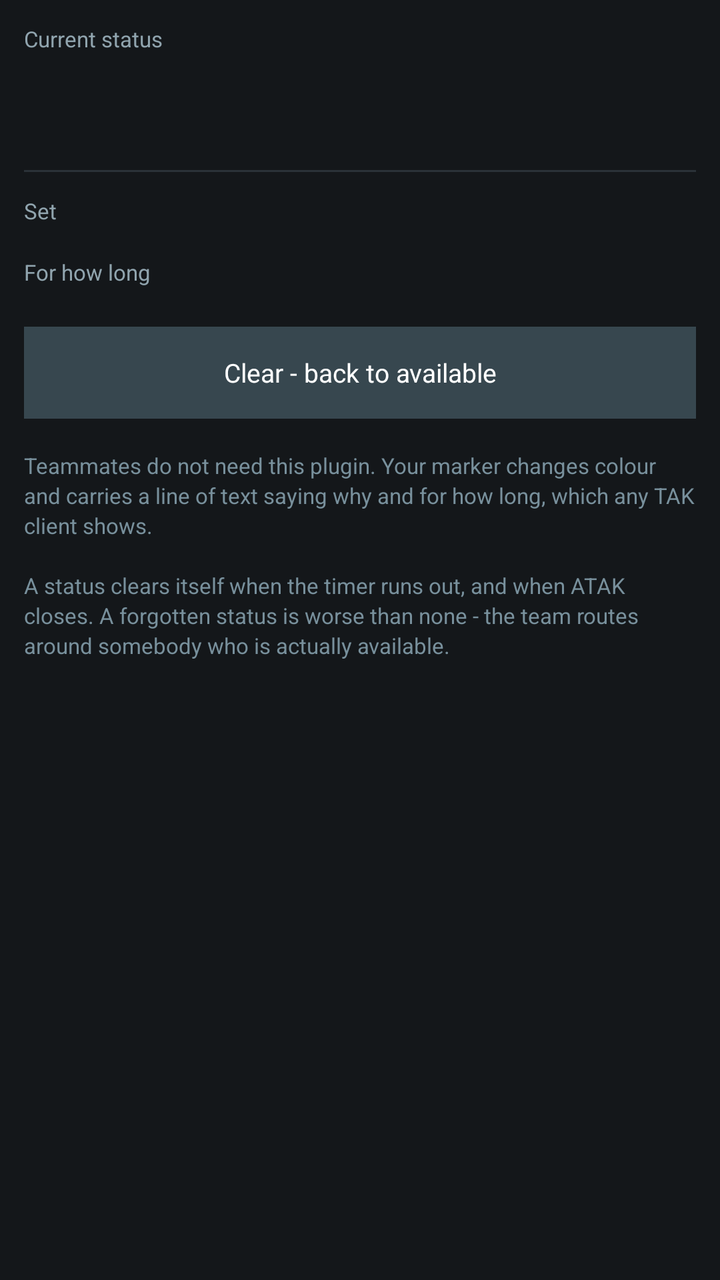
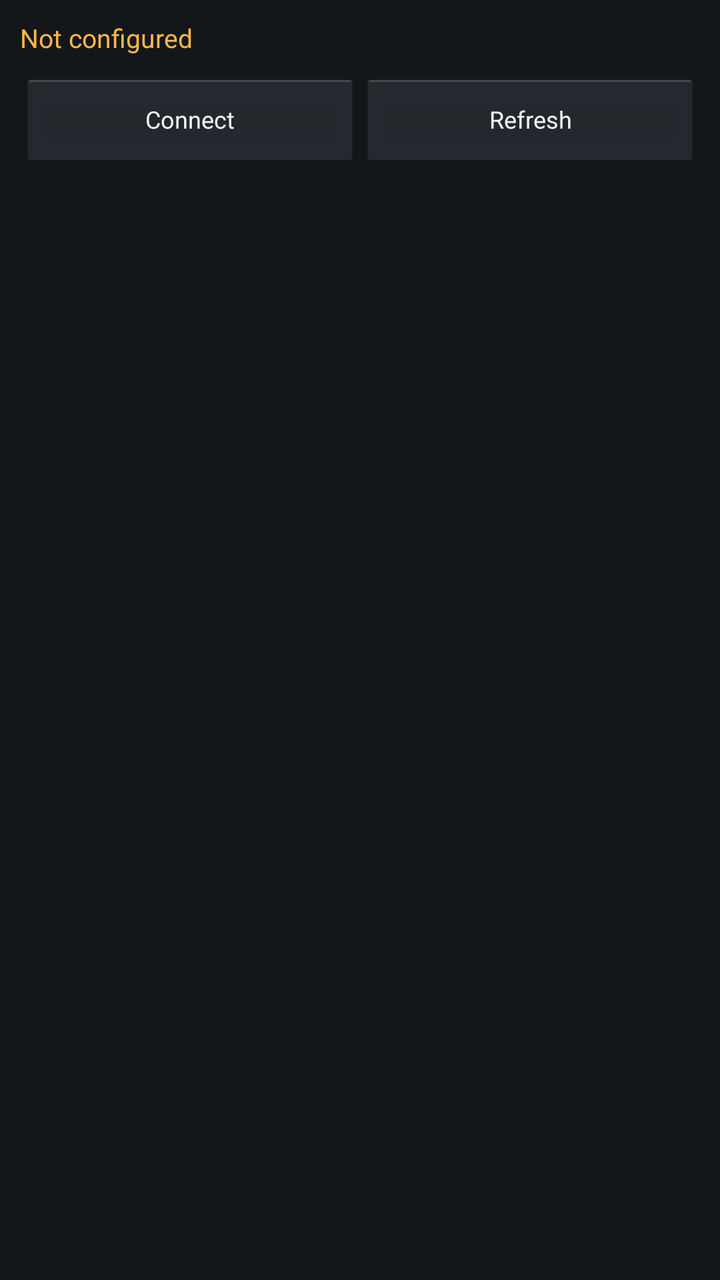

Screens rendered from an Android XML layout before and after an edit, with the pre-edit source and the edit as a unified diff.
<!-- AndroidManifest.xml: application theme AppTheme -->
<!-- res/layout/main_layout.xml -->
<?xml version="1.0" encoding="utf-8"?>
<LinearLayout xmlns:android="http://schemas.android.com/apk/res/android"
    android:layout_width="match_parent"
    android:layout_height="match_parent"
    android:orientation="vertical"
    android:background="#FF14171A"
    android:padding="12dp">

    <TextView
        android:layout_width="match_parent"
        android:layout_height="wrap_content"
        android:text="Current status"
        android:textColor="#FF90A4AE"
        android:textSize="11sp" />

    <TextView
        android:id="@+id/sb_current"
        android:layout_width="match_parent"
        android:layout_height="wrap_content"
        android:paddingTop="2dp"
        android:textSize="19sp"
        android:textColor="#FFFFFFFF" />

    <TextView
        android:id="@+id/sb_hint"
        android:layout_width="match_parent"
        android:layout_height="wrap_content"
        android:paddingTop="4dp"
        android:textSize="11sp"
        android:textColor="#FF78909C" />

    <View
        android:layout_width="match_parent"
        android:layout_height="1dp"
        android:layout_marginTop="12dp"
        android:layout_marginBottom="12dp"
        android:background="#FF2B3238" />

    <TextView
        android:layout_width="match_parent"
        android:layout_height="wrap_content"
        android:text="Set"
        android:textColor="#FF90A4AE"
        android:textSize="11sp" />

    <LinearLayout
        android:id="@+id/sb_states"
        android:layout_width="match_parent"
        android:layout_height="wrap_content"
        android:layout_marginTop="4dp"
        android:orientation="horizontal" />

    <TextView
        android:layout_width="match_parent"
        android:layout_height="wrap_content"
        android:layout_marginTop="12dp"
        android:text="For how long"
        android:textColor="#FF90A4AE"
        android:textSize="11sp" />

    <LinearLayout
        android:id="@+id/sb_durations"
        android:layout_width="match_parent"
        android:layout_height="wrap_content"
        android:layout_marginTop="4dp"
        android:orientation="horizontal" />

    <Button
        android:id="@+id/sb_clear"
        android:layout_width="match_parent"
        android:layout_height="46dp"
        android:layout_marginTop="16dp"
        android:background="#FF37474F"
        android:text="Clear - back to available"
        android:textSize="13sp"
        android:textColor="#FFFFFFFF" />

    <TextView
        android:layout_width="match_parent"
        android:layout_height="wrap_content"
        android:layout_marginTop="16dp"
        android:textSize="11sp"
        android:textColor="#FF78909C"
        android:lineSpacingMultiplier="1.15"
        android:text="Teammates do not need this plugin. Your marker changes colour and carries a line of text saying why and for how long, which any TAK client shows.\n\nA status clears itself when the timer runs out, and when ATAK closes. A forgotten status is worse than none - the team routes around somebody who is actually available." />

    <TextView
        android:id="@+id/sb_version"
        android:layout_width="match_parent"
        android:layout_height="wrap_content"
        android:layout_marginTop="12dp"
        android:textSize="10sp"
        android:textColor="#FF546E7A" />

</LinearLayout>
<!-- resources referenced by this layout -->
<resources>
  <style name="AppTheme" parent="android:Theme.Holo" />
</resources>

<!-- the commit's change to res/layout/main_layout.xml (unified diff, before → after) -->
@@ -4,92 +4,91 @@
     android:layout_height="match_parent"
     android:orientation="vertical"
     android:background="#FF14171A"
-    android:padding="12dp">
+    android:padding="10dp">
+
+    
+    <TextView
+        android:id="@+id/ots_status"
+        android:layout_width="match_parent"
+        android:layout_height="wrap_content"
+        android:text="Not configured"
+        android:textColor="#FFFFB74D"
+        android:textSize="13sp"
+        android:paddingBottom="2dp" />
 
     <TextView
+        android:id="@+id/ots_roles"
         android:layout_width="match_parent"
         android:layout_height="wrap_content"
-        android:text="Current status"
         android:textColor="#FF90A4AE"
-        android:textSize="11sp" />
+        android:textSize="11sp"
+        android:visibility="gone" />
+
+    <LinearLayout
+        android:layout_width="match_parent"
+        android:layout_height="wrap_content"
+        android:orientation="horizontal"
+        android:paddingTop="6dp"
+        android:paddingBottom="6dp">
+
+        <Button
+            android:id="@+id/ots_connect"
+            android:layout_width="0dp"
+            android:layout_weight="1"
+            android:layout_height="wrap_content"
+            android:text="Connect"
+            android:textSize="12sp" />
+
+        <Button
+            android:id="@+id/ots_refresh"
+            android:layout_width="0dp"
+            android:layout_weight="1"
+            android:layout_height="wrap_content"
+            android:text="Refresh"
+            android:textSize="12sp" />
+    </LinearLayout>
+
+    
+    <HorizontalScrollView
+        android:layout_width="match_parent"
+        android:layout_height="wrap_content"
+        android:scrollbars="none">
+
+        <LinearLayout
+            android:id="@+id/ots_sections"
+            android:layout_width="wrap_content"
+            android:layout_height="wrap_content"
+            android:orientation="horizontal" />
+    </HorizontalScrollView>
+
+    
+    <LinearLayout
+        android:id="@+id/ots_actions"
+        android:layout_width="match_parent"
+        android:layout_height="wrap_content"
+        android:orientation="horizontal"
+        android:paddingTop="4dp"
+        android:visibility="gone" />
 
     <TextView
-        android:id="@+id/sb_current"
+        android:id="@+id/ots_section_status"
         android:layout_width="match_parent"
         android:layout_height="wrap_content"
-        android:paddingTop="2dp"
-        android:textSize="19sp"
-        android:textColor="#FFFFFFFF" />
+        android:textColor="#FF90A4AE"
+        android:textSize="11sp"
+        android:paddingTop="6dp"
+        android:paddingBottom="4dp" />
 
-    <TextView
-        android:id="@+id/sb_hint"
+    <ScrollView
         android:layout_width="match_parent"
-        android:layout_height="wrap_content"
-        android:paddingTop="4dp"
-        android:textSize="11sp"
-        android:textColor="#FF78909C" />
+        android:layout_height="0dp"
+        android:layout_weight="1">
 
-    <View
-        android:layout_width="match_parent"
-        android:layout_height="1dp"
-        android:layout_marginTop="12dp"
-        android:layout_marginBottom="12dp"
-        android:background="#FF2B3238" />
-
-    <TextView
-        android:layout_width="match_parent"
-        android:layout_height="wrap_content"
-        android:text="Set"
-        android:textColor="#FF90A4AE"
-        android:textSize="11sp" />
-
-    <LinearLayout
-        android:id="@+id/sb_states"
-        android:layout_width="match_parent"
-        android:layout_height="wrap_content"
-        android:layout_marginTop="4dp"
-        android:orientation="horizontal" />
-
-    <TextView
-        android:layout_width="match_parent"
-        android:layout_height="wrap_content"
-        android:layout_marginTop="12dp"
-        android:text="For how long"
-        android:textColor="#FF90A4AE"
-        android:textSize="11sp" />
-
-    <LinearLayout
-        android:id="@+id/sb_durations"
-        android:layout_width="match_parent"
-        android:layout_height="wrap_content"
-        android:layout_marginTop="4dp"
-        android:orientation="horizontal" />
-
-    <Button
-        android:id="@+id/sb_clear"
-        android:layout_width="match_parent"
-        android:layout_height="46dp"
-        android:layout_marginTop="16dp"
-        android:background="#FF37474F"
-        android:text="Clear - back to available"
-        android:textSize="13sp"
-        android:textColor="#FFFFFFFF" />
-
-    <TextView
-        android:layout_width="match_parent"
-        android:layout_height="wrap_content"
-        android:layout_marginTop="16dp"
-        android:textSize="11sp"
-        android:textColor="#FF78909C"
-        android:lineSpacingMultiplier="1.15"
-        android:text="Teammates do not need this plugin. Your marker changes colour and carries a line of text saying why and for how long, which any TAK client shows.\n\nA status clears itself when the timer runs out, and when ATAK closes. A forgotten status is worse than none - the team routes around somebody who is actually available." />
-
-    <TextView
-        android:id="@+id/sb_version"
-        android:layout_width="match_parent"
-        android:layout_height="wrap_content"
-        android:layout_marginTop="12dp"
-        android:textSize="10sp"
-        android:textColor="#FF546E7A" />
+        <LinearLayout
+            android:id="@+id/ots_list"
+            android:layout_width="match_parent"
+            android:layout_height="wrap_content"
+            android:orientation="vertical" />
+    </ScrollView>
 
 </LinearLayout>
